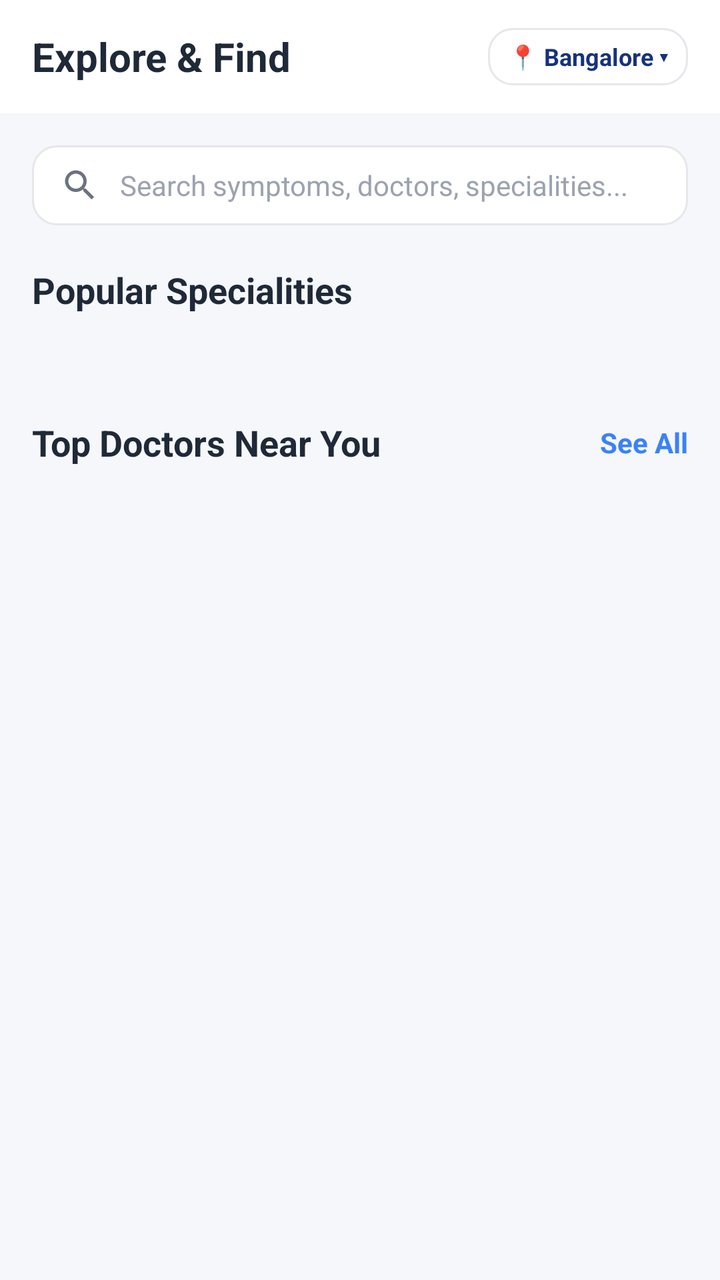
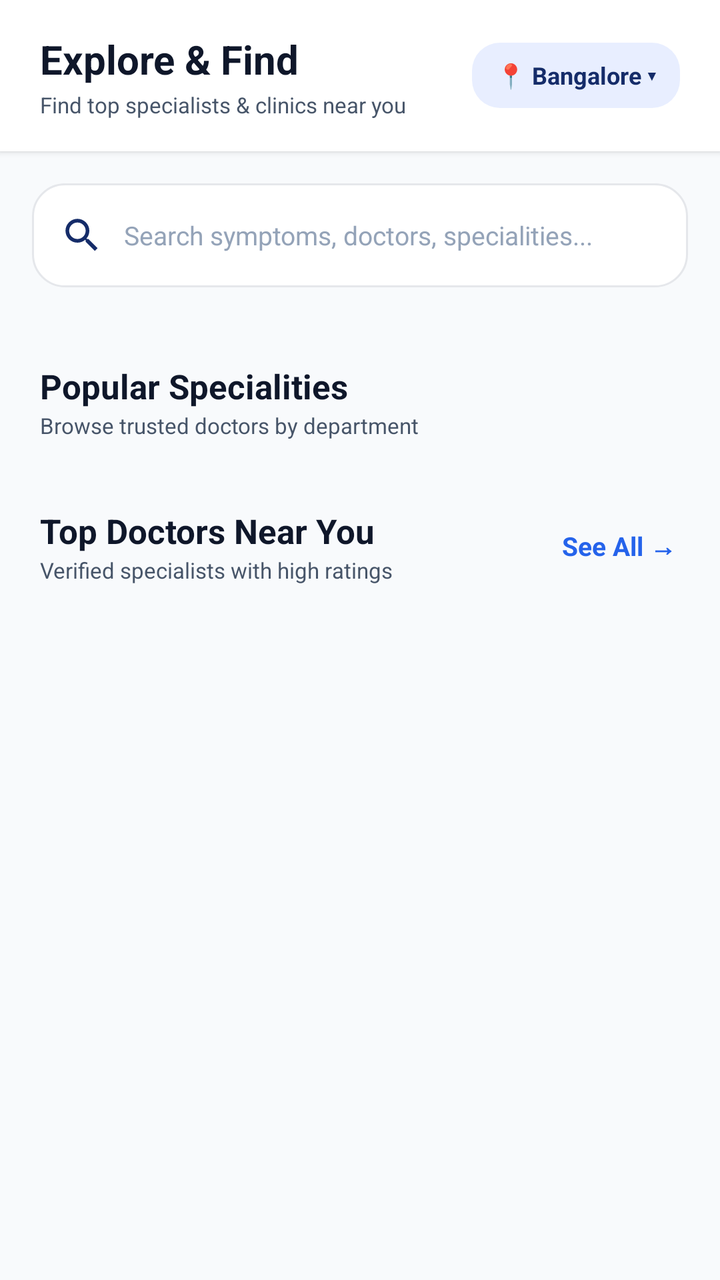

The first picture is an Android layout as it rendered before a commit; the second is the same layout after the commit. The layout source and the unified diff follow.
<!-- AndroidManifest.xml: application theme Theme.CareWell -->
<!-- res/layout/fragment_explore.xml -->
<?xml version="1.0" encoding="utf-8"?>
<ScrollView xmlns:android="http://schemas.android.com/apk/res/android"
    xmlns:app="http://schemas.android.com/apk/res-auto"
    android:layout_width="match_parent"
    android:layout_height="match_parent"
    android:fillViewport="true"
    android:background="@color/background_light">

    <LinearLayout
        android:layout_width="match_parent"
        android:layout_height="wrap_content"
        android:orientation="vertical"
        android:paddingBottom="24dp">

        
        <RelativeLayout
            android:layout_width="match_parent"
            android:layout_height="wrap_content"
            android:background="@color/surface_white"
            android:paddingHorizontal="16dp"
            android:paddingVertical="14dp">

            <TextView
                android:id="@+id/tv_title"
                android:layout_width="wrap_content"
                android:layout_height="wrap_content"
                android:layout_alignParentStart="true"
                android:layout_centerVertical="true"
                android:text="Explore &amp; Find"
                android:textColor="@color/text_primary"
                android:textSize="20sp"
                android:textStyle="bold" />

            <TextView
                android:id="@+id/tv_location_chip"
                android:layout_width="wrap_content"
                android:layout_height="wrap_content"
                android:layout_alignParentEnd="true"
                android:layout_centerVertical="true"
                android:background="@drawable/bg_date_chip_unselected"
                android:paddingHorizontal="10dp"
                android:paddingVertical="6dp"
                android:text="📍 Bangalore ▾"
                android:textColor="@color/primary"
                android:textSize="12sp"
                android:textStyle="bold" />
        </RelativeLayout>

        
        <LinearLayout
            android:layout_width="match_parent"
            android:layout_height="wrap_content"
            android:layout_marginHorizontal="16dp"
            android:layout_marginTop="16dp"
            android:background="@drawable/bg_search_field"
            android:gravity="center_vertical"
            android:orientation="horizontal"
            android:paddingHorizontal="14dp"
            android:paddingVertical="10dp">

            <ImageView
                android:layout_width="20dp"
                android:layout_height="20dp"
                android:src="@drawable/ic_search"
                app:tint="@color/text_secondary"
                android:contentDescription="Search icon" />

            <EditText
                android:id="@+id/et_search"
                android:layout_width="match_parent"
                android:layout_height="wrap_content"
                android:layout_marginStart="10dp"
                android:background="@null"
                android:hint="Search symptoms, doctors, specialities..."
                android:textColor="@color/text_primary"
                android:textColorHint="@color/text_muted"
                android:textSize="14sp"
                android:inputType="text" />
        </LinearLayout>

        
        <TextView
            android:layout_width="wrap_content"
            android:layout_height="wrap_content"
            android:layout_marginHorizontal="16dp"
            android:layout_marginTop="20dp"
            android:text="Popular Specialities"
            android:textColor="@color/text_primary"
            android:textSize="18sp"
            android:textStyle="bold" />

        
        <androidx.recyclerview.widget.RecyclerView
            android:id="@+id/rv_specialities"
            android:layout_width="match_parent"
            android:layout_height="wrap_content"
            android:layout_marginHorizontal="8dp"
            android:layout_marginTop="8dp"
            android:nestedScrollingEnabled="false" />

        
        <com.google.android.material.card.MaterialCardView
            android:id="@+id/card_ai_symptom"
            android:layout_width="match_parent"
            android:layout_height="wrap_content"
            android:layout_marginHorizontal="16dp"
            android:layout_marginTop="20dp"
            app:cardCornerRadius="16dp"
            app:cardElevation="0dp"
            app:strokeWidth="1dp"
            app:strokeColor="@color/secondary"
            app:cardBackgroundColor="@color/bg_blue_light"/>

        
        <RelativeLayout
            android:layout_width="match_parent"
            android:layout_height="wrap_content"
            android:layout_marginHorizontal="16dp"
            android:layout_marginTop="24dp">

            <TextView
                android:layout_width="wrap_content"
                android:layout_height="wrap_content"
                android:layout_alignParentStart="true"
                android:layout_centerVertical="true"
                android:text="Top Doctors Near You"
                android:textColor="@color/text_primary"
                android:textSize="18sp"
                android:textStyle="bold" />

            <TextView
                android:id="@+id/tv_see_all_doctors"
                android:layout_width="wrap_content"
                android:layout_height="wrap_content"
                android:layout_alignParentEnd="true"
                android:layout_centerVertical="true"
                android:text="See All"
                android:textColor="@color/secondary"
                android:textSize="14sp"
                android:textStyle="bold" />
        </RelativeLayout>

        
        <androidx.recyclerview.widget.RecyclerView
            android:id="@+id/rv_top_doctors"
            android:layout_width="match_parent"
            android:layout_height="wrap_content"
            android:layout_marginTop="8dp"
            android:clipToPadding="false"
            android:paddingHorizontal="8dp" />

    </LinearLayout>

</ScrollView>
<!-- resources referenced by this layout -->
<resources>
  <color name="background_light">#F5F7FB</color>
  <color name="bg_blue_light">#EFF6FF</color>
  <color name="primary">#16327D</color>
  <color name="secondary">#3B82F6</color>
  <color name="surface_white">#FFFFFF</color>
  <color name="text_muted">#9CA3AF</color>
  <color name="text_primary">#1F2937</color>
  <color name="text_secondary">#6B7280</color>
  <!-- drawable bg_date_chip_unselected (drawable) -->
  <?xml version="1.0" encoding="utf-8"?>
  <shape xmlns:android="http://schemas.android.com/apk/res/android"
      android:shape="rectangle">
      <solid android:color="#FFFFFF" />
      <stroke
          android:width="1dp"
          android:color="#E5E7EB" />
      <corners android:radius="12dp" />
  </shape>
  <!-- drawable bg_search_field (drawable) -->
  <?xml version="1.0" encoding="utf-8"?>
  <shape xmlns:android="http://schemas.android.com/apk/res/android"
      android:shape="rectangle">
      <solid android:color="#FFFFFF" />
      <stroke
          android:width="1dp"
          android:color="#E5E7EB" />
      <corners android:radius="12dp" />
  </shape>
  <!-- drawable ic_search (drawable) -->
  <vector xmlns:android="http://schemas.android.com/apk/res/android"
      android:width="24dp"
      android:height="24dp"
      android:viewportWidth="24"
      android:viewportHeight="24">
      <path
          android:fillColor="#FF000000"
          android:pathData="M15.5,14h-0.79l-0.28,-0.27C15.41,12.59 16,11.11 16,9.5 16,5.91 13.09,3 9.5,3S3,5.91 3,9.5 5.91,16 9.5,16c1.61,0 3.09,-0.59 4.23,-1.57l0.27,0.28v0.79l5,4.99L20.49,19l-4.99,-5zm-6,0C7.01,14 5,11.99 5,9.5S7.01,5 9.5,5 14,7.01 14,9.5 11.99,14 9.5,14z"/>
  </vector>
  <style name="Theme.CareWell" parent="Base.Theme.CareWell" />
  <style name="Base.Theme.CareWell" parent="Theme.Material3.Light.NoActionBar">
          <item name="colorPrimary">@color/primary</item>
          <item name="colorPrimaryVariant">@color/primary_dark</item>
          <item name="colorOnPrimary">@color/white</item>
          <item name="colorSecondary">@color/secondary</item>
          <item name="colorSecondaryVariant">@color/secondary</item>
          <item name="colorOnSecondary">@color/white</item>
          <item name="android:statusBarColor">@color/white</item>
          <item name="android:windowLightStatusBar">true</item>
          <item name="android:windowBackground">@color/background_light</item>
      </style>
  <color name="primary_dark">#0F2359</color>
  <color name="white">#FFFFFF</color>
</resources>

<!-- the commit's change to res/layout/fragment_explore.xml (unified diff, before → after) -->
@@ -3,67 +3,92 @@
     xmlns:app="http://schemas.android.com/apk/res-auto"
     android:layout_width="match_parent"
     android:layout_height="match_parent"
-    android:fillViewport="true"
-    android:background="@color/background_light">
+    android:background="@color/background_light"
+    android:fillViewport="true">
 
     <LinearLayout
         android:layout_width="match_parent"
         android:layout_height="wrap_content"
         android:orientation="vertical"
-        android:paddingBottom="24dp">
-
-        
-        <RelativeLayout
-            android:layout_width="match_parent"
-            android:layout_height="wrap_content"
-            android:background="@color/surface_white"
-            android:paddingHorizontal="16dp"
-            android:paddingVertical="14dp">
-
-            <TextView
-                android:id="@+id/tv_title"
-                android:layout_width="wrap_content"
-                android:layout_height="wrap_content"
-                android:layout_alignParentStart="true"
-                android:layout_centerVertical="true"
-                android:text="Explore &amp; Find"
-                android:textColor="@color/text_primary"
-                android:textSize="20sp"
-                android:textStyle="bold" />
-
-            <TextView
-                android:id="@+id/tv_location_chip"
-                android:layout_width="wrap_content"
-                android:layout_height="wrap_content"
-                android:layout_alignParentEnd="true"
-                android:layout_centerVertical="true"
-                android:background="@drawable/bg_date_chip_unselected"
-                android:paddingHorizontal="10dp"
-                android:paddingVertical="6dp"
-                android:text="📍 Bangalore ▾"
-                android:textColor="@color/primary"
-                android:textSize="12sp"
-                android:textStyle="bold" />
-        </RelativeLayout>
+        android:paddingBottom="32dp">
+
+        
+        <com.google.android.material.card.MaterialCardView
+            android:layout_width="match_parent"
+            android:layout_height="wrap_content"
+            app:cardBackgroundColor="@color/surface_white"
+            app:cardCornerRadius="0dp"
+            app:cardElevation="2dp"
+            app:strokeWidth="0dp">
+
+            <RelativeLayout
+                android:layout_width="match_parent"
+                android:layout_height="wrap_content"
+                android:paddingHorizontal="20dp"
+                android:paddingTop="16dp"
+                android:paddingBottom="16dp">
+
+                <LinearLayout
+                    android:layout_width="wrap_content"
+                    android:layout_height="wrap_content"
+                    android:layout_alignParentStart="true"
+                    android:layout_centerVertical="true"
+                    android:orientation="vertical">
+
+                    <TextView
+                        android:id="@+id/tv_title"
+                        android:layout_width="wrap_content"
+                        android:layout_height="wrap_content"
+                        android:text="Explore &amp; Find"
+                        android:textColor="@color/text_primary"
+                        android:textSize="20sp"
+                        android:textStyle="bold" />
+
+                    <TextView
+                        android:layout_width="wrap_content"
+                        android:layout_height="wrap_content"
+                        android:layout_marginTop="2dp"
+                        android:text="Find top specialists &amp; clinics near you"
+                        android:textColor="@color/text_secondary"
+                        android:textSize="11sp" />
+                </LinearLayout>
+
+                <TextView
+                    android:id="@+id/tv_location_chip"
+                    android:layout_width="wrap_content"
+                    android:layout_height="wrap_content"
+                    android:layout_alignParentEnd="true"
+                    android:layout_centerVertical="true"
+                    android:background="@drawable/bg_squircle_icon"
+                    android:clickable="true"
+                    android:focusable="true"
+                    android:paddingHorizontal="12dp"
+                    android:paddingVertical="8dp"
+                    android:text="📍 Bangalore ▾"
+                    android:textColor="@color/primary"
+                    android:textSize="12sp"
+                    android:textStyle="bold" />
+
+            </RelativeLayout>
+        </com.google.android.material.card.MaterialCardView>
 
         
         <LinearLayout
             android:layout_width="match_parent"
-            android:layout_height="wrap_content"
+            android:layout_height="52dp"
             android:layout_marginHorizontal="16dp"
             android:layout_marginTop="16dp"
-            android:background="@drawable/bg_search_field"
+            android:background="@drawable/bg_search_field_elevated"
             android:gravity="center_vertical"
             android:orientation="horizontal"
-            android:paddingHorizontal="14dp"
-            android:paddingVertical="10dp">
+            android:paddingHorizontal="14dp">
 
             <ImageView
-                android:layout_width="20dp"
-                android:layout_height="20dp"
+                android:layout_width="22dp"
+                android:layout_height="22dp"
+                android:contentDescription="Search icon"
                 android:src="@drawable/ic_search"
-                app:tint="@color/text_secondary"
-                android:contentDescription="Search icon" />
+                app:tint="@color/primary" />
 
             <EditText
                 android:id="@+id/et_search"
@@ -72,61 +97,98 @@
                 android:layout_marginStart="10dp"
                 android:background="@null"
                 android:hint="Search symptoms, doctors, specialities..."
+                android:imeOptions="actionSearch"
+                android:inputType="text"
+                android:maxLines="1"
                 android:textColor="@color/text_primary"
                 android:textColorHint="@color/text_muted"
-                android:textSize="14sp"
-                android:inputType="text" />
+                android:textSize="13sp" />
         </LinearLayout>
 
         
-        <TextView
-            android:layout_width="wrap_content"
+        <com.google.android.material.card.MaterialCardView
+            android:id="@+id/card_ai_symptom"
+            android:layout_width="match_parent"
             android:layout_height="wrap_content"
             android:layout_marginHorizontal="16dp"
-            android:layout_marginTop="20dp"
-            android:text="Popular Specialities"
-            android:textColor="@color/text_primary"
-            android:textSize="18sp"
-            android:textStyle="bold" />
+            android:layout_marginTop="16dp"
+            app:cardCornerRadius="16dp"
+            app:cardElevation="3dp"
+            app:strokeWidth="0dp"/>
+
+        
+        <RelativeLayout
+            android:layout_width="match_parent"
+            android:layout_height="wrap_content"
+            android:layout_marginHorizontal="20dp"
+            android:layout_marginTop="22dp">
+
+            <LinearLayout
+                android:layout_width="wrap_content"
+                android:layout_height="wrap_content"
+                android:layout_alignParentStart="true"
+                android:layout_centerVertical="true"
+                android:orientation="vertical">
+
+                <TextView
+                    android:layout_width="wrap_content"
+                    android:layout_height="wrap_content"
+                    android:text="Popular Specialities"
+                    android:textColor="@color/text_primary"
+                    android:textSize="17sp"
+                    android:textStyle="bold" />
+
+                <TextView
+                    android:layout_width="wrap_content"
+                    android:layout_height="wrap_content"
+                    android:layout_marginTop="1dp"
+                    android:text="Browse trusted doctors by department"
+                    android:textColor="@color/text_secondary"
+                    android:textSize="11sp" />
+            </LinearLayout>
+
+        </RelativeLayout>
 
         
         <androidx.recyclerview.widget.RecyclerView
             android:id="@+id/rv_specialities"
             android:layout_width="match_parent"
             android:layout_height="wrap_content"
-            android:layout_marginHorizontal="8dp"
-            android:layout_marginTop="8dp"
+            android:layout_marginHorizontal="10dp"
+            android:layout_marginTop="10dp"
+            android:clipToPadding="false"
             android:nestedScrollingEnabled="false" />
 
         
-        <com.google.android.material.card.MaterialCardView
-            android:id="@+id/card_ai_symptom"
-            android:layout_width="match_parent"
-            android:layout_height="wrap_content"
-            android:layout_marginHorizontal="16dp"
-            android:layout_marginTop="20dp"
-            app:cardCornerRadius="16dp"
-            app:cardElevation="0dp"
-            app:strokeWidth="1dp"
-            app:strokeColor="@color/secondary"
-            app:cardBackgroundColor="@color/bg_blue_light"/>
-
-        
         <RelativeLayout
             android:layout_width="match_parent"
             android:layout_height="wrap_content"
-            android:layout_marginHorizontal="16dp"
+            android:layout_marginHorizontal="20dp"
             android:layout_marginTop="24dp">
 
-            <TextView
+            <LinearLayout
                 android:layout_width="wrap_content"
                 android:layout_height="wrap_content"
                 android:layout_alignParentStart="true"
                 android:layout_centerVertical="true"
-                android:text="Top Doctors Near You"
-                android:textColor="@color/text_primary"
-                android:textSize="18sp"
-                android:textStyle="bold" />
+                android:orientation="vertical">
+
+                <TextView
+                    android:layout_width="wrap_content"
+                    android:layout_height="wrap_content"
+                    android:text="Top Doctors Near You"
+                    android:textColor="@color/text_primary"
+                    android:textSize="17sp"
+                    android:textStyle="bold" />
+
+                <TextView
+                    android:layout_width="wrap_content"
+                    android:layout_height="wrap_content"
+                    android:layout_marginTop="1dp"
+                    android:text="Verified specialists with high ratings"
+                    android:textColor="@color/text_secondary"
+                    android:textSize="11sp" />
+            </LinearLayout>
 
             <TextView
                 android:id="@+id/tv_see_all_doctors"
@@ -134,9 +196,13 @@
                 android:layout_height="wrap_content"
                 android:layout_alignParentEnd="true"
                 android:layout_centerVertical="true"
-                android:text="See All"
+                android:background="?attr/selectableItemBackgroundBorderless"
+                android:clickable="true"
+                android:focusable="true"
+                android:padding="2dp"
+                android:text="See All →"
                 android:textColor="@color/secondary"
-                android:textSize="14sp"
+                android:textSize="13sp"
                 android:textStyle="bold" />
         </RelativeLayout>
 
@@ -145,9 +211,10 @@
             android:id="@+id/rv_top_doctors"
             android:layout_width="match_parent"
             android:layout_height="wrap_content"
-            android:layout_marginTop="8dp"
+            android:layout_marginHorizontal="10dp"
+            android:layout_marginTop="10dp"
             android:clipToPadding="false"
-            android:paddingHorizontal="8dp" />
+            android:nestedScrollingEnabled="false" />
 
     </LinearLayout>
 
<!-- resource entries referenced after the edit -->
@@ -1,32 +1,28 @@
 <!-- resources referenced by this layout -->
 <resources>
-  <color name="background_light">#F5F7FB</color>
-  <color name="bg_blue_light">#EFF6FF</color>
-  <color name="primary">#16327D</color>
-  <color name="secondary">#3B82F6</color>
+  <color name="background_light">#F8FAFC</color>
+  <color name="primary">#152C69</color>
+  <color name="secondary">#2563EB</color>
   <color name="surface_white">#FFFFFF</color>
-  <color name="text_muted">#9CA3AF</color>
-  <color name="text_primary">#1F2937</color>
-  <color name="text_secondary">#6B7280</color>
-  <!-- drawable bg_date_chip_unselected (drawable) -->
+  <color name="text_muted">#94A3B8</color>
+  <color name="text_primary">#0F172A</color>
+  <color name="text_secondary">#475569</color>
+  <!-- drawable bg_search_field_elevated (drawable) -->
   <?xml version="1.0" encoding="utf-8"?>
   <shape xmlns:android="http://schemas.android.com/apk/res/android"
       android:shape="rectangle">
       <solid android:color="#FFFFFF" />
+      <corners android:radius="16dp" />
       <stroke
           android:width="1dp"
           android:color="#E5E7EB" />
-      <corners android:radius="12dp" />
   </shape>
-  <!-- drawable bg_search_field (drawable) -->
+  <!-- drawable bg_squircle_icon (drawable) -->
   <?xml version="1.0" encoding="utf-8"?>
   <shape xmlns:android="http://schemas.android.com/apk/res/android"
       android:shape="rectangle">
-      <solid android:color="#FFFFFF" />
-      <stroke
-          android:width="1dp"
-          android:color="#E5E7EB" />
-      <corners android:radius="12dp" />
+      <solid android:color="#E8EEFF" />
+      <corners android:radius="14dp" />
   </shape>
   <!-- drawable ic_search (drawable) -->
   <vector xmlns:android="http://schemas.android.com/apk/res/android"
@@ -49,8 +45,13 @@
           <item name="android:statusBarColor">@color/white</item>
           <item name="android:windowLightStatusBar">true</item>
           <item name="android:windowBackground">@color/background_light</item>
+          <item name="colorSecondaryContainer">@color/primary_light</item>
+          <item name="colorOnSecondaryContainer">@color/primary</item>
+          <item name="android:navigationBarColor">@color/white</item>
+          <item name="android:windowLightNavigationBar" tools:targetApi="o_mr1">true</item>
       </style>
-  <color name="primary_dark">#0F2359</color>
+  <color name="primary_dark">#0D1D47</color>
   <color name="white">#FFFFFF</color>
+  <color name="primary_light">#EBF1FF</color>
 </resources>
 
